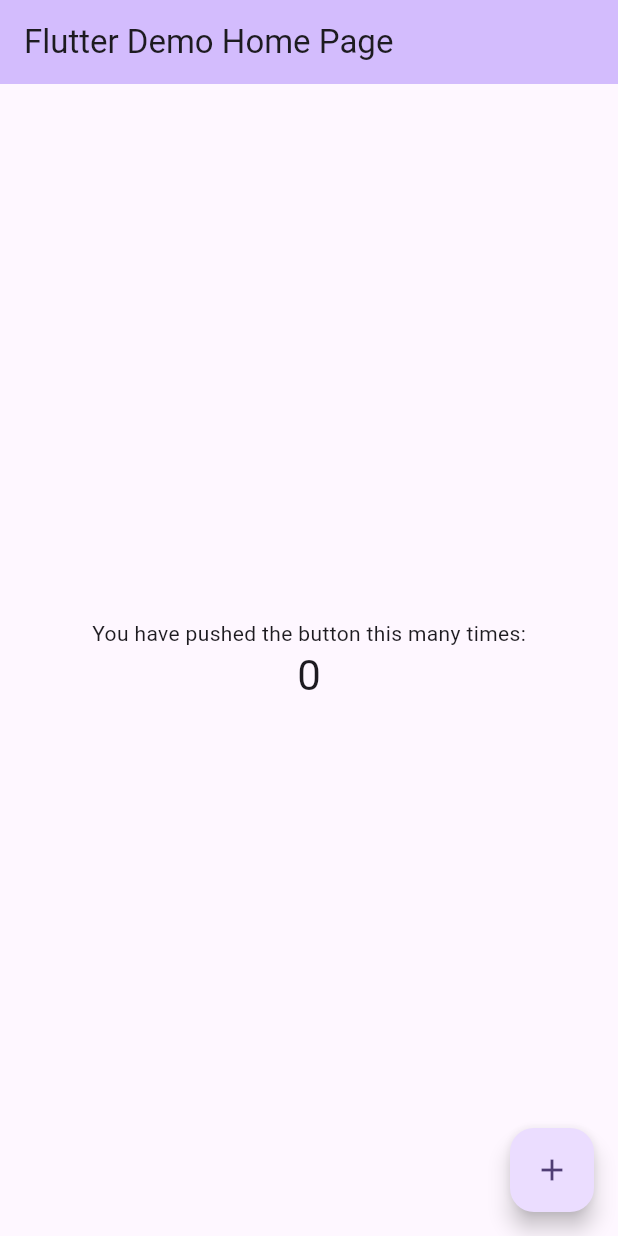
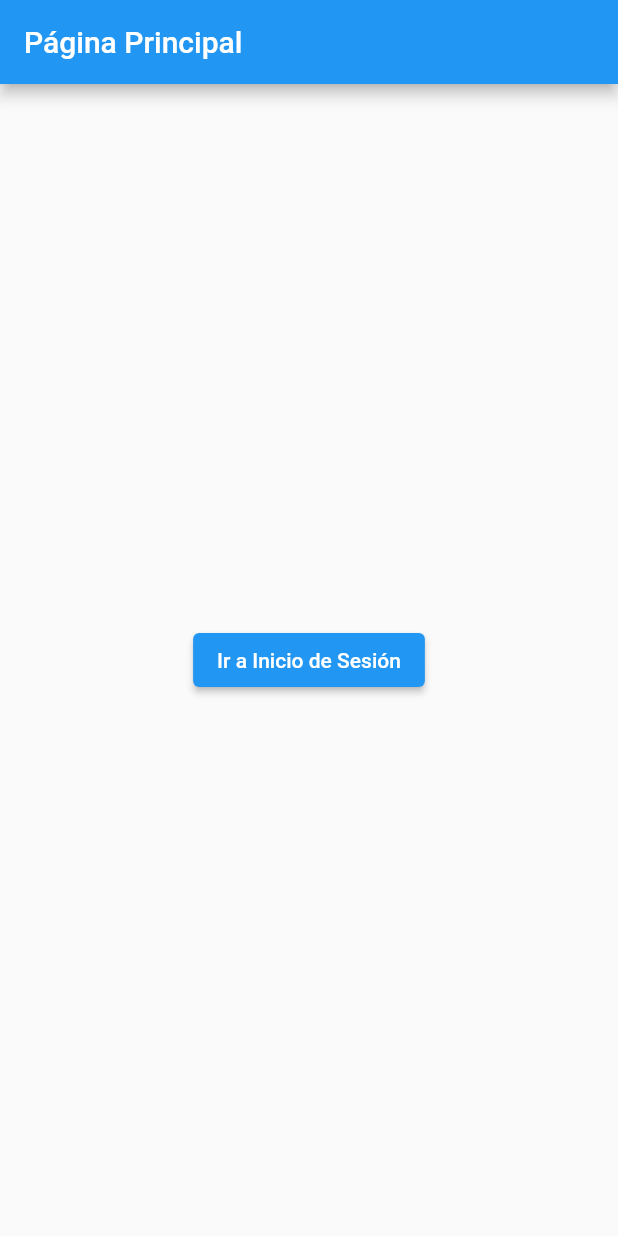
Before and after one commit to JorgeArmas17/ElDolarazo, a Flutter app: the screen it shows after launch, on a phone screen of 412 x 824 dp. Run offline on Flutter 3.47's test engine with Material 2 defaults, Android fonts, the phone set to English and light mode, and no system bars.

Commit message:
Pagina principal
Grace, añadir los campos

```diff
--- a/lib/main.dart
+++ b/lib/main.dart
@@ -1,125 +1,39 @@
+import 'package:el_dolarazo/pages/login_page.dart';
 import 'package:flutter/material.dart';
 
-void main() {
-  runApp(const MyApp());
-}
+void main() => runApp(MyApp());
 
 class MyApp extends StatelessWidget {
-  const MyApp({super.key});
-
-  // This widget is the root of your application.
   @override
   Widget build(BuildContext context) {
     return MaterialApp(
-      title: 'Flutter Demo',
+      title: 'Mi App',
       theme: ThemeData(
-        // This is the theme of your application.
-        //
-        // TRY THIS: Try running your application with "flutter run". You'll see
-        // the application has a blue toolbar. Then, without quitting the app,
-        // try changing the seedColor in the colorScheme below to Colors.green
-        // and then invoke "hot reload" (save your changes or press the "hot
-        // reload" button in a Flutter-supported IDE, or press "r" if you used
-        // the command line to start the app).
-        //
-        // Notice that the counter didn't reset back to zero; the application
-        // state is not lost during the reload. To reset the state, use hot
-        // restart instead.
-        //
-        // This works for code too, not just values: Most code changes can be
-        // tested with just a hot reload.
-        colorScheme: ColorScheme.fromSeed(seedColor: Colors.deepPurple),
-        useMaterial3: true,
+        primarySwatch: Colors.blue,
       ),
-      home: const MyHomePage(title: 'Flutter Demo Home Page'),
+      home: HomePage(),
     );
   }
 }
 
-class MyHomePage extends StatefulWidget {
-  const MyHomePage({super.key, required this.title});
-
-  // This widget is the home page of your application. It is stateful, meaning
-  // that it has a State object (defined below) that contains fields that affect
-  // how it looks.
-
-  // This class is the configuration for the state. It holds the values (in this
-  // case the title) provided by the parent (in this case the App widget) and
-  // used by the build method of the State. Fields in a Widget subclass are
-  // always marked "final".
-
-  final String title;
-
-  @override
-  State<MyHomePage> createState() => _MyHomePageState();
-}
-
-class _MyHomePageState extends State<MyHomePage> {
-  int _counter = 0;
-
-  void _incrementCounter() {
-    setState(() {
-      // This call to setState tells the Flutter framework that something has
-      // changed in this State, which causes it to rerun the build method below
-      // so that the display can reflect the updated values. If we changed
-      // _counter without calling setState(), then the build method would not be
-      // called again, and so nothing would appear to happen.
-      _counter++;
-    });
-  }
-
+class HomePage extends StatelessWidget {
   @override
   Widget build(BuildContext context) {
-    // This method is rerun every time setState is called, for instance as done
-    // by the _incrementCounter method above.
-    //
-    // The Flutter framework has been optimized to make rerunning build methods
-    // fast, so that you can just rebuild anything that needs updating rather
-    // than having to individually change instances of widgets.
     return Scaffold(
       appBar: AppBar(
-        // TRY THIS: Try changing the color here to a specific color (to
-        // Colors.amber, perhaps?) and trigger a hot reload to see the AppBar
-        // change color while the other colors stay the same.
-        backgroundColor: Theme.of(context).colorScheme.inversePrimary,
-        // Here we take the value from the MyHomePage object that was created by
-        // the App.build method, and use it to set our appbar title.
-        title: Text(widget.title),
+        title: Text('Página Principal'),
       ),
       body: Center(
-        // Center is a layout widget. It takes a single child and positions it
-        // in the middle of the parent.
-        child: Column(
-          // Column is also a layout widget. It takes a list of children and
-          // arranges them vertically. By default, it sizes itself to fit its
-          // children horizontally, and tries to be as tall as its parent.
-          //
-          // Column has various properties to control how it sizes itself and
-          // how it positions its children. Here we use mainAxisAlignment to
-          // center the children vertically; the main axis here is the vertical
-          // axis because Columns are vertical (the cross axis would be
-          // horizontal).
-          //
-          // TRY THIS: Invoke "debug painting" (choose the "Toggle Debug Paint"
-          // action in the IDE, or press "p" in the console), to see the
-          // wireframe for each widget.
-          mainAxisAlignment: MainAxisAlignment.center,
-          children: <Widget>[
-            const Text(
-              'You have pushed the button this many times:',
-            ),
-            Text(
-              '$_counter',
-              style: Theme.of(context).textTheme.headlineMedium,
-            ),
-          ],
+        child: ElevatedButton(
+          onPressed: () {
+            Navigator.push(
+              context,
+              MaterialPageRoute(builder: (context) => LoginPage()),
+            );
+          },
+          child: Text('Ir a Inicio de Sesión'),
         ),
       ),
-      floatingActionButton: FloatingActionButton(
-        onPressed: _incrementCounter,
-        tooltip: 'Increment',
-        child: const Icon(Icons.add),
-      ), // This trailing comma makes auto-formatting nicer for build methods.
     );
   }
 }
```
Also changed, not shown: lib/pages/login_page.dart (added, +34 -0 lines).
